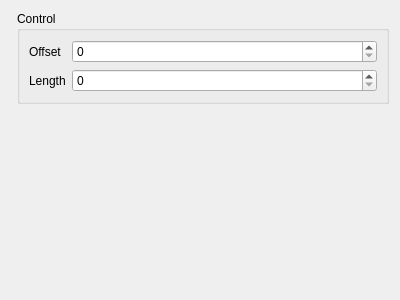
The window that pallilux-gui/spectrometerconfigpage.ui (enra64/PalliLux) describes before a commit, drawn with Qt 5.
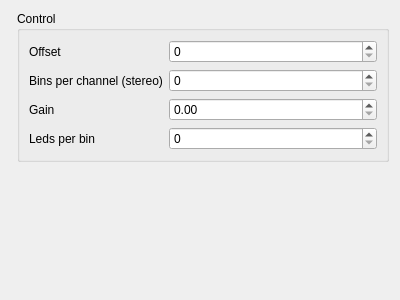
The same window after the commit.

What changed in the file:
```diff
--- a/pallilux-gui/spectrometerconfigpage.ui
+++ b/pallilux-gui/spectrometerconfigpage.ui
@@ -27,13 +27,6 @@
         </property>
        </widget>
       </item>
-      <item row="1" column="0">
-       <widget class="QLabel" name="label_3">
-        <property name="text">
-         <string>Length</string>
-        </property>
-       </widget>
-      </item>
       <item row="0" column="1">
        <widget class="QSpinBox" name="offsetSpin">
         <property name="maximum">
@@ -41,6 +34,13 @@
         </property>
        </widget>
       </item>
+      <item row="1" column="0">
+       <widget class="QLabel" name="label_3">
+        <property name="text">
+         <string>Bins per channel (stereo)</string>
+        </property>
+       </widget>
+      </item>
       <item row="1" column="1">
        <widget class="QSpinBox" name="lengthSpin">
         <property name="maximum">
@@ -48,6 +48,30 @@
         </property>
        </widget>
       </item>
+      <item row="2" column="0">
+       <widget class="QLabel" name="label">
+        <property name="text">
+         <string>Gain</string>
+        </property>
+       </widget>
+      </item>
+      <item row="2" column="1">
+       <widget class="QDoubleSpinBox" name="gainSpin">
+        <property name="maximum">
+         <double>99990000.000000000000000</double>
+        </property>
+       </widget>
+      </item>
+      <item row="3" column="0">
+       <widget class="QLabel" name="label_4">
+        <property name="text">
+         <string>Leds per bin</string>
+        </property>
+       </widget>
+      </item>
+      <item row="3" column="1">
+       <widget class="QSpinBox" name="spinBox"/>
+      </item>
      </layout>
     </widget>
    </item>
```
